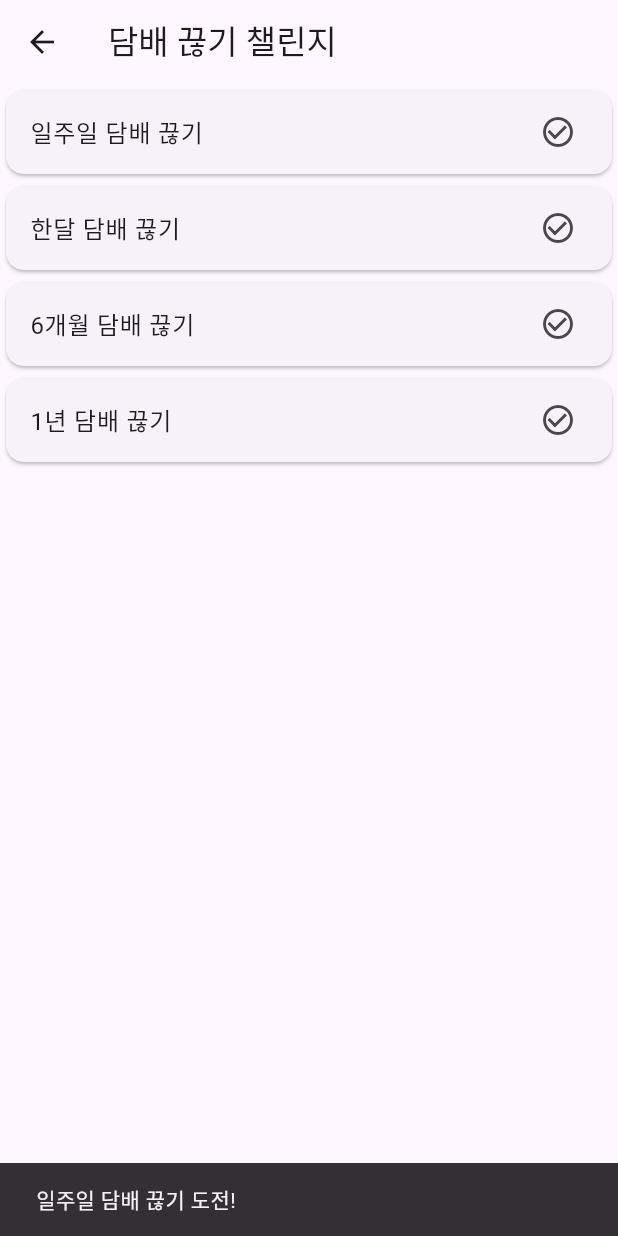
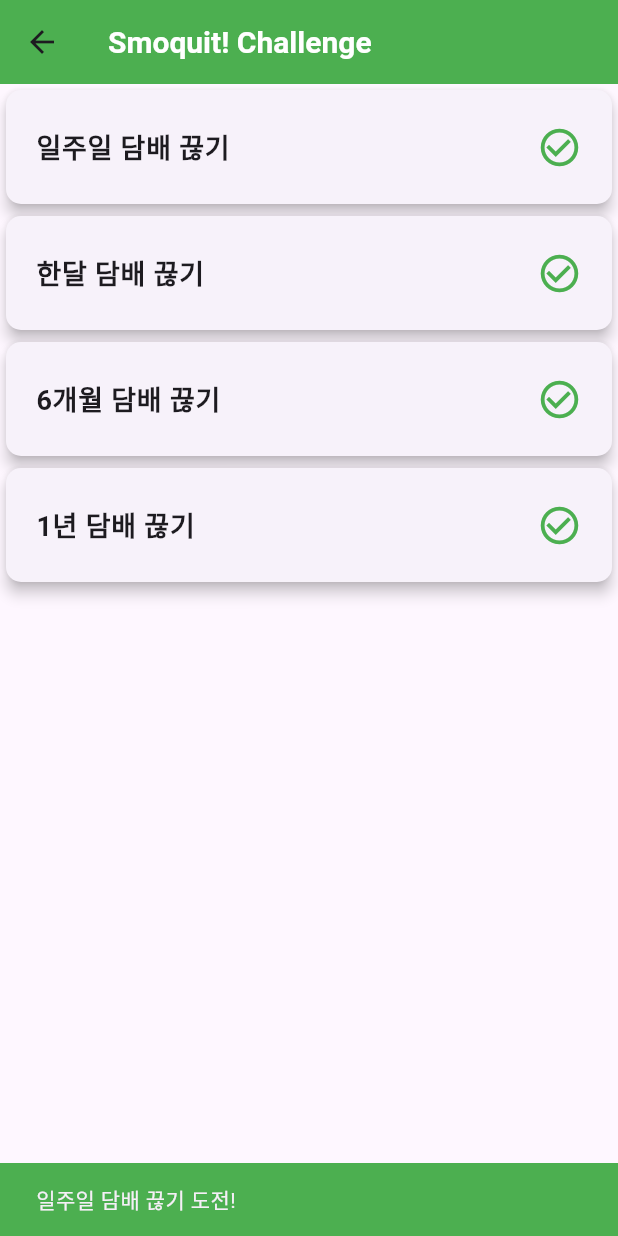
Before and after one commit to zzozzo0427/MAD_team_project, a Flutter app: the ChallengeScreen screen opened by its route, after a tap on "일주일 담배 끊기", on a phone screen of 412 x 824 dp. Run offline on Flutter 3.47's test engine with Material 3 defaults, Android fonts, the phone set to English and light mode, and no system bars; our stand-ins replace cloud_firestore, firebase_auth, firebase_core, firebase_messaging, google_sign_in, lottie and 1 more; missing offline and left inert: flame, flame_audio, flutter_naver_map; accounts and stored records are empty.

Commit message:
challenge, community design edit

```diff
--- a/lib/challenge.dart
+++ b/lib/challenge.dart
@@ -19,7 +19,16 @@
   Widget build(BuildContext context) {
     return Scaffold(
       appBar: AppBar(
-        title: Text('담배 끊기 챌린지'),
+        title: Text(
+          'Smoquit! Challenge',
+          style: TextStyle(
+            color: Colors.white,
+            fontSize: 20,
+            fontWeight: FontWeight.bold,
+          ),
+        ),
+        backgroundColor: Colors.green,
+        elevation: 0,
       ),
       body: ListView.builder(
         itemCount: challenges.length,
@@ -40,12 +49,17 @@
     User? user = FirebaseAuth.instance.currentUser;
     if (user == null) return;
 
-    CollectionReference challengesCollection = FirebaseFirestore.instance.collection('challenge');
-    QuerySnapshot existingChallenge = await challengesCollection.where('uid', isEqualTo: user.uid).get();
+    CollectionReference challengesCollection =
+        FirebaseFirestore.instance.collection('challenge');
+    QuerySnapshot existingChallenge =
+        await challengesCollection.where('uid', isEqualTo: user.uid).get();
 
     if (existingChallenge.docs.isNotEmpty) {
       ScaffoldMessenger.of(context).showSnackBar(
-        SnackBar(content: Text('진행 중인 챌린지가 있습니다.')),
+        SnackBar(
+          content: Text('진행 중인 챌린지가 있습니다.'),
+          backgroundColor: Colors.red,
+        ),
       );
       return;
     }
@@ -60,16 +74,34 @@
     });
 
     ScaffoldMessenger.of(context).showSnackBar(
-      SnackBar(content: Text('${challenge['title']} 도전!')),
+      SnackBar(
+        content: Text('${challenge['title']} 도전!'),
+        backgroundColor: Colors.green,
+      ),
     );
   }
 
   @override
   Widget build(BuildContext context) {
     return Card(
+      elevation: 4,
+      shape: RoundedRectangleBorder(
+        borderRadius: BorderRadius.circular(10),
+      ),
       child: ListTile(
-        title: Text(challenge['title']),
-        trailing: Icon(Icons.check_circle_outline),
+        contentPadding: EdgeInsets.symmetric(horizontal: 20, vertical: 10),
+        title: Text(
+          challenge['title'],
+          style: TextStyle(
+            fontSize: 18,
+            fontWeight: FontWeight.bold,
+          ),
+        ),
+        trailing: Icon(
+          Icons.check_circle_outline,
+          color: Colors.green,
+          size: 30,
+        ),
         onTap: () => _saveChallenge(context),
       ),
     );
--- a/lib/community.dart
+++ b/lib/community.dart
@@ -12,6 +12,7 @@
       ),
       home: Scaffold(
         appBar: AppBar(
+          backgroundColor: Colors.green,
           leading: IconButton(
             icon: Icon(Icons.arrow_back),
             onPressed: (){
```
